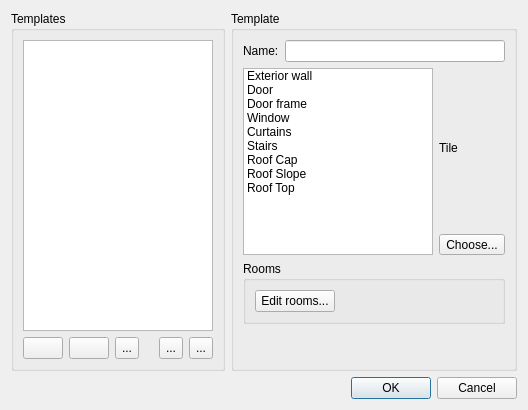
First picture: the form in src/tiled/BuildingEditor/buildingtemplatesdialog.ui, repository timbaker/tiled, before the edit.
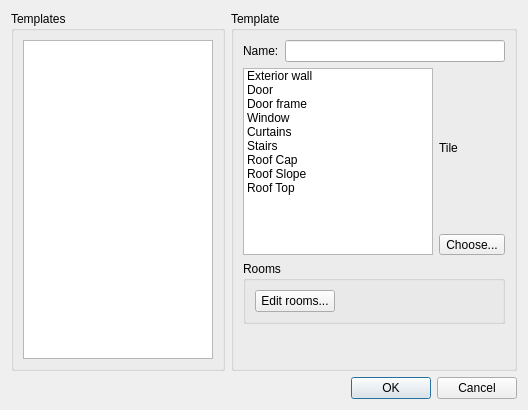
Second picture: the form after the edit. Icons and pictures are not drawn.

Commit message: Use QToolBar in floors/rooms/templates dialogs instead of QToolButton.

The edit to the form file:
```diff
--- a/src/tiled/BuildingEditor/buildingtemplatesdialog.ui
+++ b/src/tiled/BuildingEditor/buildingtemplatesdialog.ui
@@ -24,115 +24,7 @@
        <widget class="QListWidget" name="templatesList"/>
       </item>
       <item>
-       <layout class="QHBoxLayout" name="horizontalLayout">
-        <item>
-         <widget class="QPushButton" name="add">
-          <property name="sizePolicy">
-           <sizepolicy hsizetype="Minimum" vsizetype="Preferred">
-            <horstretch>0</horstretch>
-            <verstretch>0</verstretch>
-           </sizepolicy>
-          </property>
-          <property name="toolTip">
-           <string>Add new template</string>
-          </property>
-          <property name="icon">
-           <iconset resource="../tiled.qrc">
-            <normaloff>:/images/22x22/add.png</normaloff>:/images/22x22/add.png</iconset>
-          </property>
-         </widget>
-        </item>
-        <item>
-         <widget class="QPushButton" name="remove">
-          <property name="sizePolicy">
-           <sizepolicy hsizetype="Minimum" vsizetype="Preferred">
-            <horstretch>0</horstretch>
-            <verstretch>0</verstretch>
-           </sizepolicy>
-          </property>
-          <property name="toolTip">
-           <string>Remove selected template</string>
-          </property>
-          <property name="icon">
-           <iconset resource="../tiled.qrc">
-            <normaloff>:/images/22x22/remove.png</normaloff>:/images/22x22/remove.png</iconset>
-          </property>
-         </widget>
-        </item>
-        <item>
-         <widget class="QToolButton" name="duplicate">
-          <property name="sizePolicy">
-           <sizepolicy hsizetype="Minimum" vsizetype="Preferred">
-            <horstretch>0</horstretch>
-            <verstretch>0</verstretch>
-           </sizepolicy>
-          </property>
-          <property name="toolTip">
-           <string>Duplicate selected template</string>
-          </property>
-          <property name="text">
-           <string>...</string>
-          </property>
-          <property name="icon">
-           <iconset resource="../tiled.qrc">
-            <normaloff>:/images/16x16/stock-duplicate-16.png</normaloff>:/images/16x16/stock-duplicate-16.png</iconset>
-          </property>
-         </widget>
-        </item>
-        <item>
-         <spacer name="horizontalSpacer">
-          <property name="orientation">
-           <enum>Qt::Horizontal</enum>
-          </property>
-          <property name="sizeHint" stdset="0">
-           <size>
-            <width>40</width>
-            <height>20</height>
-           </size>
-          </property>
-         </spacer>
-        </item>
-        <item>
-         <widget class="QToolButton" name="moveUp">
-          <property name="sizePolicy">
-           <sizepolicy hsizetype="Fixed" vsizetype="Preferred">
-            <horstretch>0</horstretch>
-            <verstretch>0</verstretch>
-           </sizepolicy>
-          </property>
-          <property name="toolTip">
-           <string>Move selected template up</string>
-          </property>
-          <property name="text">
-           <string>...</string>
-          </property>
-          <property name="icon">
-           <iconset resource="../tiled.qrc">
-            <normaloff>:/images/16x16/go-up.png</normaloff>:/images/16x16/go-up.png</iconset>
-          </property>
-         </widget>
-        </item>
-        <item>
-         <widget class="QToolButton" name="moveDown">
-          <property name="sizePolicy">
-           <sizepolicy hsizetype="Fixed" vsizetype="Preferred">
-            <horstretch>0</horstretch>
-            <verstretch>0</verstretch>
-           </sizepolicy>
-          </property>
-          <property name="toolTip">
-           <string>Move selected template down</string>
-          </property>
-          <property name="text">
-           <string>...</string>
-          </property>
-          <property name="icon">
-           <iconset resource="../tiled.qrc">
-            <normaloff>:/images/16x16/go-down.png</normaloff>:/images/16x16/go-down.png</iconset>
-          </property>
-         </widget>
-        </item>
-       </layout>
+       <layout class="QHBoxLayout" name="toolBarLayout"/>
       </item>
      </layout>
     </widget>
```
Left out of the diff: 60 changed lines with no effect on the pictures. The commit also changes 5 other files.
